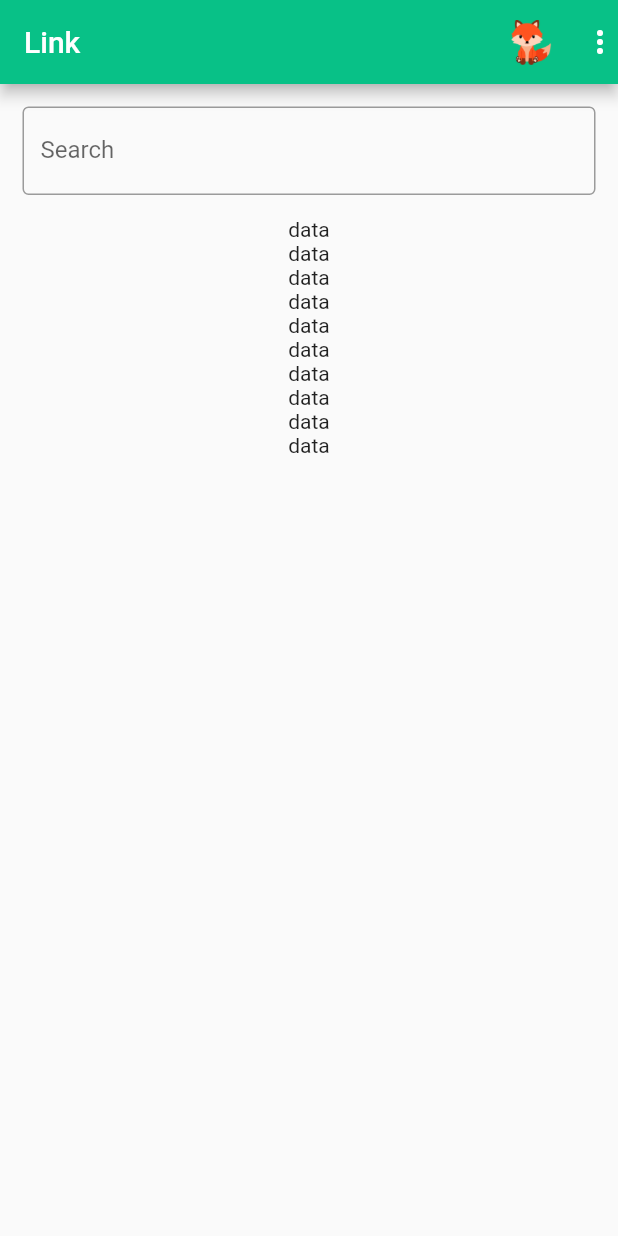
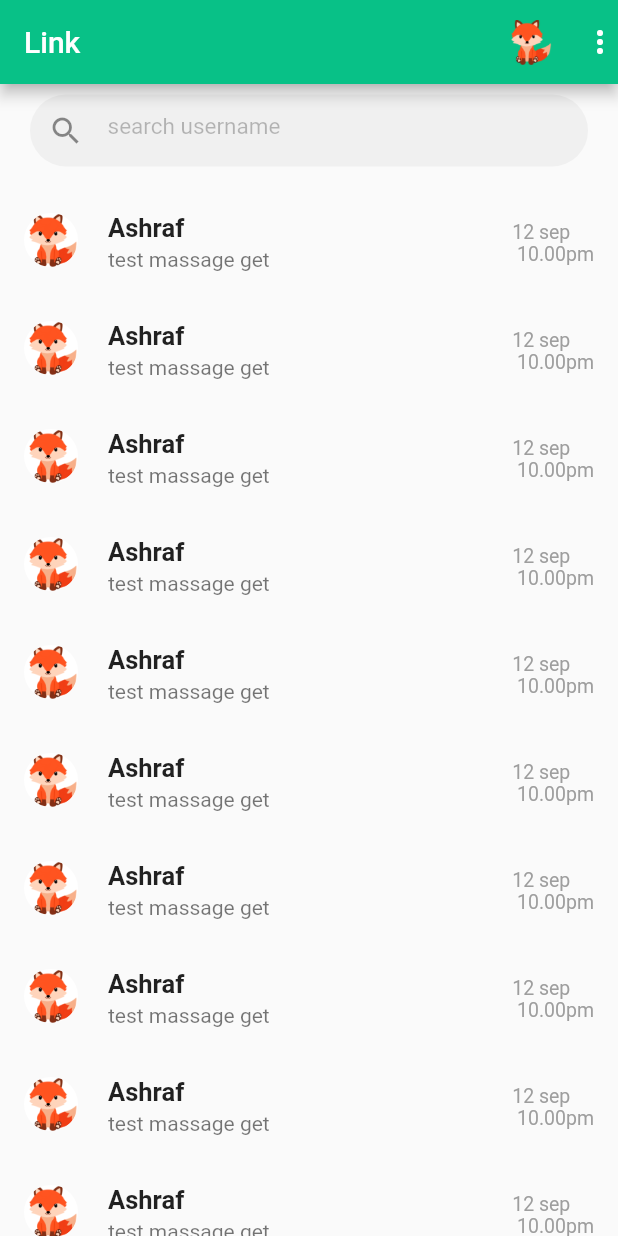
Before and after one commit to NaheedRayan/link_chat_app, a Flutter app: the Chats screen opened directly, on a phone screen of 412 x 824 dp. Run offline on Flutter 3.47's test engine with Material 2 defaults, Android fonts, the light colour scheme and no system bars; our stand-ins replace cloud_firestore, firebase_auth, firebase_core, firebase_storage, flutter_secure_storage, fluttertoast and 1 more; missing offline and left inert: cupertino_list_tile, fast_rsa; accounts and stored records are empty.

Commit message:
Chat list UI Design And Search bar design

```diff
--- a/lib/screens/chats.dart
+++ b/lib/screens/chats.dart
@@ -16,8 +16,15 @@ class Chats extends StatefulWidget {
 class _ChatsState extends State<Chats> {
   List<String> items = List<String>.generate(10, (i) => (i + 1).toString());
 
+  TextEditingController searchTextEditingController = new TextEditingController();
+
+  get prefixIcon => null;
+
+
+
   @override
   Widget build(BuildContext context) {
+    final double screenWidth = MediaQuery.of(context).size.width;
     return Scaffold(
       appBar: AppBar(
         // leading:  ProfilePic(height: 5.0, width: 5.0, radius: 15.0),
@@ -41,21 +48,75 @@ class _ChatsState extends State<Chats> {
       ),
       body: Column(
         children: [
-          Padding(
-            padding: const EdgeInsets.all(15.0),
-            child: TextField(
-                keyboardType: TextInputType.text,
-                // controller: _enterUsername,
-                decoration: InputDecoration(
-                  labelText: 'Search',
-                  border: OutlineInputBorder(
-                    borderSide: BorderSide(),
-                  ),
+
+          // new code for search
+          Container(
+            padding: const EdgeInsets.fromLTRB(20.0,7.0,20.0,15.0),
+            height: 70,
+            child: Row(
+              children: [
+                Expanded(
+                  child: TextField(
+
+                  controller: searchTextEditingController,
+                    style: TextStyle(
+                      color: Colors.black,
+                      fontSize: 15,
+
+                    ),
+                    decoration: InputDecoration(
+                      filled: true,
+                      hintText: " search username",
+                      prefixIcon: prefixIcon??Icon(Icons.search),
+
+                      hintStyle: TextStyle(
+                        color: Colors.black26,
+                      ),
+                      border: OutlineInputBorder(
+                        borderSide: BorderSide.none,
+                        borderRadius: BorderRadius.circular(55),
+
+                      ),
+                      focusedBorder: OutlineInputBorder(
+                        borderRadius: BorderRadius.circular(55),
+                        borderSide: BorderSide(
+                          color: Colors.black26,
+                          width: 1.0,
+                        ),
+                      ),
+                    ),
                 ),
-                style: TextStyle(
-                  fontSize: 16,
-                )),
+                ),
+
+                // search button for search off now
+                // Padding(
+                //   padding: const EdgeInsets.all(3.0),
+                //   child: GestureDetector(
+                //     onTap: (){
+                //       //initiateSearch();
+                //     },
+                //     child: Container(
+                //         height: 40,
+                //         width: 40,
+                //         decoration: BoxDecoration(
+                //           gradient: LinearGradient(
+                //             colors: [
+                //               const Color(0xFF02FC23),
+                //               const Color(0xF200BE25),
+                //             ],
+                //           ),
+                //           borderRadius: BorderRadius.circular(25),
+                //         ),
+                //         padding: EdgeInsets.all(10),
+                //         child: Image.asset("images/search_white.png")
+                //     ),
+                //   ),
+                // ),
+              ],
+            ),
           ),
+
+
           Expanded(
             child: ListView.builder(
               // Let the ListView know how many items it needs to build.
@@ -65,12 +126,38 @@ class _ChatsState extends State<Chats> {
               itemBuilder: (context, index) {
                 final item = items[index];
 
-                return Container(
-                  child: Column(
-                    children: [Text("data")],
+                return ListTile(
+                  leading: CircleAvatar(
+                    backgroundColor: Colors.white,
+                    radius: 18.0,
+                    child: ClipOval(
+                    child: Image.asset("images/profile_pic.png",
+                   ),
+                   ),
+                  ),
+                  title: Text(
+                    "Ashraf",
+                    style: TextStyle(
+                      fontWeight: FontWeight.bold,
+                      fontSize: 17.0,
+                    ),
+                  ),
+                  subtitle: Text(
+                     "test massage get",
+                    style: TextStyle(
+                      fontSize: 14.0,
+                    ),
+                  ),
+
+                  trailing: Text(
+                    "12 sep \n 10.00pm",
+                    style: const TextStyle(
+                      color: Colors.grey,
+                      fontSize: 13,
+                    ),
                   ),
                 );
-              },
+              },//item
             ),
           ),
         ],
--- a/lib/screens/login/edit_number.dart
+++ b/lib/screens/login/edit_number.dart
@@ -32,7 +32,7 @@ class _EditNumberState extends State<EditNumber> {
           //   backgroundColor: Theme.of(context).primaryColor,
           // ),
           backgroundColor: Colors.white,
-          body: Padding(
+          body: SingleChildScrollView(
             padding: const EdgeInsets.all(25.0),
             child: Column(
               crossAxisAlignment: CrossAxisAlignment.start,
--- a/lib/screens/login/verify_number.dart
+++ b/lib/screens/login/verify_number.dart
@@ -186,10 +186,10 @@ class _VerifyNumberState extends State<VerifyNumber> {
   Widget build(BuildContext context) {
     return Material(
       child: Scaffold(
-          appBar: AppBar(
-            title: const Text('Verify Number'),
-            backgroundColor: Theme.of(context).primaryColor,
-          ),
+          // appBar: AppBar(
+          //   title: const Text('Verify Number'),
+          //   backgroundColor: Theme.of(context).primaryColor,
+          // ),
           body: _status != Status.Error
               ? Column(
                   mainAxisAlignment: MainAxisAlignment.center,
--- a/pubspec.yaml
+++ b/pubspec.yaml
@@ -84,6 +84,7 @@ flutter:
     - images/ic_launcher.png
     - images/profile_pic.png
     - assets/CountryCodes.json
+    - images/search_white.png
 
 
 
```
Also changed, not shown: images/search_white.png (added), pubspec.lock, 1 other file.
